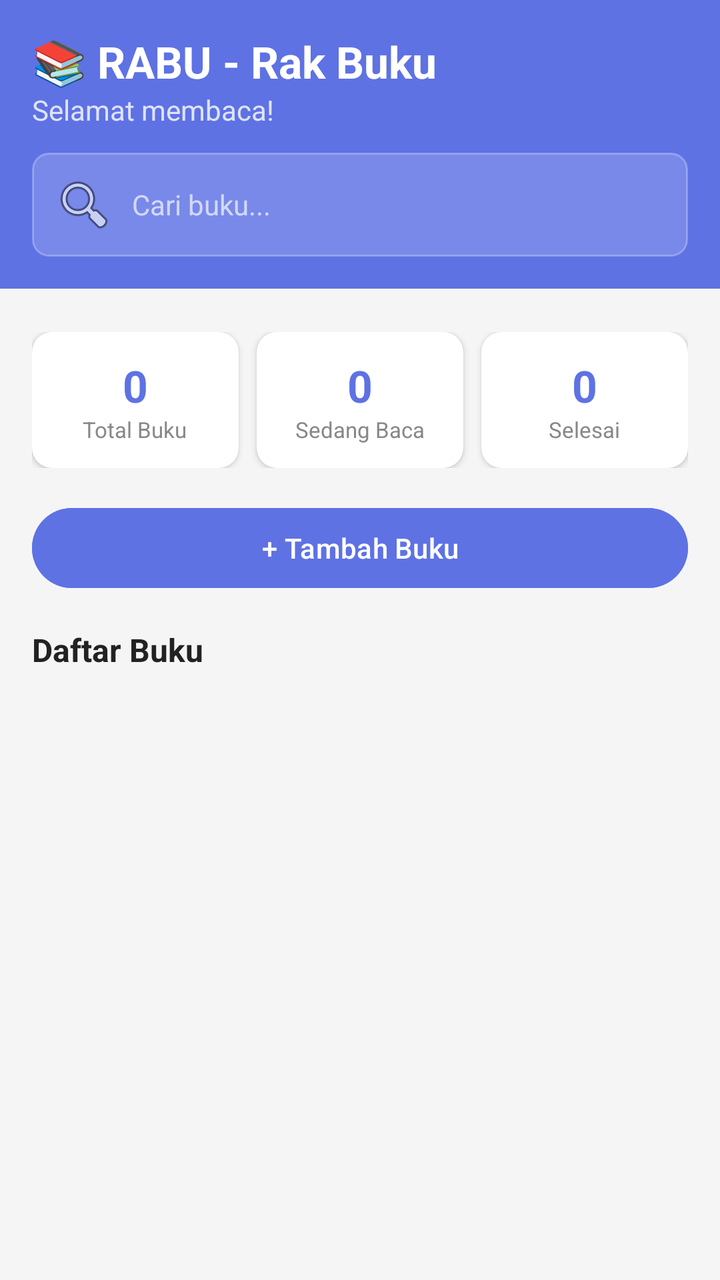
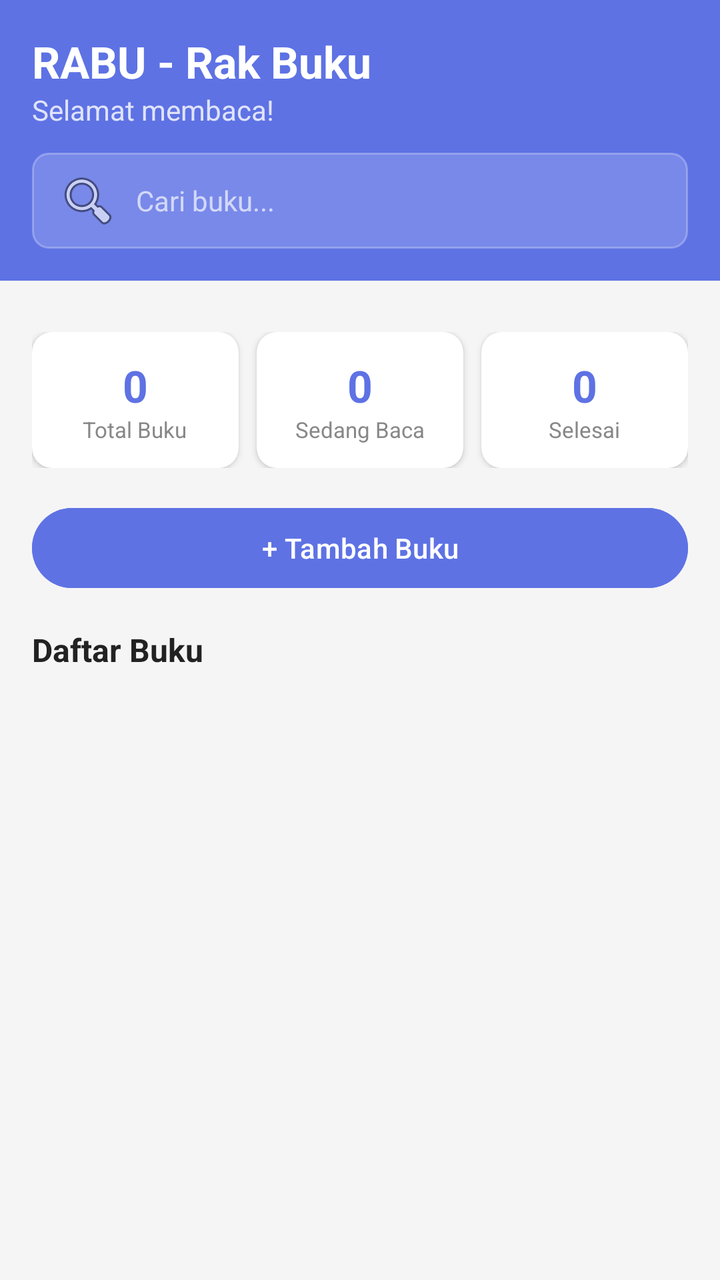

The first picture is an Android layout as it rendered before a commit; the second is the same layout after the commit. The layout source and the unified diff follow.
<!-- AndroidManifest.xml: application theme Theme.RABU -->
<!-- res/layout/activity_main.xml -->
<?xml version="1.0" encoding="utf-8"?>
<androidx.coordinatorlayout.widget.CoordinatorLayout
    xmlns:android="http://schemas.android.com/apk/res/android"
    xmlns:app="http://schemas.android.com/apk/res-auto"
    android:layout_width="match_parent"
    android:layout_height="match_parent"
    android:background="#F5F5F5">

    
    <LinearLayout
        android:id="@+id/topBar"
        android:layout_width="match_parent"
        android:layout_height="wrap_content"
        android:background="#5E72E4"
        android:orientation="vertical"
        android:padding="16dp">

        <TextView
            android:layout_width="wrap_content"
            android:layout_height="wrap_content"
            android:text="📚 RABU - Rak Buku"
            android:textColor="#FFFFFF"
            android:textSize="22sp"
            android:textStyle="bold" />

        <TextView
            android:id="@+id/txtGreeting"
            android:layout_width="wrap_content"
            android:layout_height="wrap_content"
            android:text="Selamat membaca!"
            android:textColor="#CCFFFFFF"
            android:textSize="14sp" />

        
        <EditText
            android:id="@+id/etSearch"
            android:layout_width="match_parent"
            android:layout_height="wrap_content"
            android:layout_marginTop="12dp"
            android:background="@drawable/bg_search"
            android:drawableStart="@android:drawable/ic_menu_search"
            android:drawablePadding="8dp"
            android:hint="Cari buku..."
            android:padding="10dp"
            android:textColor="#FFFFFF"
            android:textColorHint="#AAFFFFFF"
            android:textSize="14sp" />
    </LinearLayout>

    
    <androidx.core.widget.NestedScrollView
        android:layout_width="match_parent"
        android:layout_height="match_parent"
        android:layout_marginTop="150dp">

        <LinearLayout
            android:layout_width="match_parent"
            android:layout_height="wrap_content"
            android:orientation="vertical">

            
            <LinearLayout
                android:layout_width="match_parent"
                android:layout_height="wrap_content"
                android:layout_marginHorizontal="16dp"
                android:layout_marginTop="16dp"
                android:orientation="horizontal">

                <androidx.cardview.widget.CardView
                    android:layout_width="0dp"
                    android:layout_height="wrap_content"
                    android:layout_marginEnd="6dp"
                    android:layout_weight="1"
                    app:cardCornerRadius="10dp"
                    app:cardElevation="2dp">
                    <LinearLayout android:layout_width="match_parent" android:layout_height="wrap_content" android:orientation="vertical" android:padding="12dp" android:gravity="center">
                        <TextView android:id="@+id/tvTotalBuku" android:layout_width="wrap_content" android:layout_height="wrap_content" android:text="0" android:textSize="22sp" android:textStyle="bold" android:textColor="#5E72E4" />
                        <TextView android:layout_width="wrap_content" android:layout_height="wrap_content" android:text="Total Buku" android:textSize="11sp" android:textColor="#888888" />
                    </LinearLayout>
                </androidx.cardview.widget.CardView>

                <androidx.cardview.widget.CardView
                    android:layout_width="0dp"
                    android:layout_height="wrap_content"
                    android:layout_marginHorizontal="3dp"
                    android:layout_weight="1"
                    app:cardCornerRadius="10dp"
                    app:cardElevation="2dp">
                    <LinearLayout android:layout_width="match_parent" android:layout_height="wrap_content" android:orientation="vertical" android:padding="12dp" android:gravity="center">
                        <TextView android:id="@+id/tvSedangBaca" android:layout_width="wrap_content" android:layout_height="wrap_content" android:text="0" android:textSize="22sp" android:textStyle="bold" android:textColor="#5E72E4" />
                        <TextView android:layout_width="wrap_content" android:layout_height="wrap_content" android:text="Sedang Baca" android:textSize="11sp" android:textColor="#888888" />
                    </LinearLayout>
                </androidx.cardview.widget.CardView>

                <androidx.cardview.widget.CardView
                    android:layout_width="0dp"
                    android:layout_height="wrap_content"
                    android:layout_marginStart="6dp"
                    android:layout_weight="1"
                    app:cardCornerRadius="10dp"
                    app:cardElevation="2dp">
                    <LinearLayout android:layout_width="match_parent" android:layout_height="wrap_content" android:orientation="vertical" android:padding="12dp" android:gravity="center">
                        <TextView android:id="@+id/tvSelesai" android:layout_width="wrap_content" android:layout_height="wrap_content" android:text="0" android:textSize="22sp" android:textStyle="bold" android:textColor="#5E72E4" />
                        <TextView android:layout_width="wrap_content" android:layout_height="wrap_content" android:text="Selesai" android:textSize="11sp" android:textColor="#888888" />
                    </LinearLayout>
                </androidx.cardview.widget.CardView>
            </LinearLayout>

            
            <Button
                android:id="@+id/btnTambah"
                android:layout_width="match_parent"
                android:layout_height="wrap_content"
                android:layout_marginHorizontal="16dp"
                android:layout_marginTop="16dp"
                android:backgroundTint="#5E72E4"
                android:text="+ Tambah Buku"
                android:textColor="@android:color/white" />

            
            <TextView
                android:layout_width="wrap_content"
                android:layout_height="wrap_content"
                android:layout_marginHorizontal="16dp"
                android:layout_marginTop="16dp"
                android:layout_marginBottom="8dp"
                android:text="Daftar Buku"
                android:textColor="#222222"
                android:textSize="16sp"
                android:textStyle="bold" />

            
            <androidx.recyclerview.widget.RecyclerView
                android:id="@+id/recyclerBuku"
                android:layout_width="match_parent"
                android:layout_height="wrap_content"
                android:nestedScrollingEnabled="false"
                android:padding="16dp"
                android:paddingTop="0dp"
                android:clipToPadding="false" />

        </LinearLayout>
    </androidx.core.widget.NestedScrollView>

</androidx.coordinatorlayout.widget.CoordinatorLayout>
<!-- resources referenced by this layout -->
<resources>
  <!-- drawable bg_search (drawable) -->
  <?xml version="1.0" encoding="utf-8"?>
  <shape xmlns:android="http://schemas.android.com/apk/res/android"
      android:shape="rectangle">
      <solid android:color="#2AFFFFFF" />
      <corners android:radius="8dp" />
      <stroke android:width="1dp" android:color="#44FFFFFF" />
  </shape>
  <style name="Theme.RABU" parent="Base.Theme.RABU" />
  <style name="Base.Theme.RABU" parent="Theme.Material3.DayNight.NoActionBar">
          
          
      </style>
</resources>

<!-- the commit's change to res/layout/activity_main.xml (unified diff, before → after) -->
@@ -18,7 +18,7 @@
         <TextView
             android:layout_width="wrap_content"
             android:layout_height="wrap_content"
-            android:text="📚 RABU - Rak Buku"
+            android:text="RABU - Rak Buku"
             android:textColor="#FFFFFF"
             android:textSize="22sp"
             android:textStyle="bold" />
@@ -32,19 +32,26 @@
             android:textSize="14sp" />
 
         
-        <EditText
-            android:id="@+id/etSearch"
-            android:layout_width="match_parent"
-            android:layout_height="wrap_content"
-            android:layout_marginTop="12dp"
-            android:background="@drawable/bg_search"
-            android:drawableStart="@android:drawable/ic_menu_search"
-            android:drawablePadding="8dp"
-            android:hint="Cari buku..."
-            android:padding="10dp"
-            android:textColor="#FFFFFF"
-            android:textColorHint="#AAFFFFFF"
-            android:textSize="14sp" />
+    <EditText
+        android:id="@+id/etSearch"
+        android:layout_width="match_parent"
+        android:layout_height="48dp"
+        android:layout_marginTop="12dp"
+        android:background="@drawable/bg_search"
+        android:drawableStart="@android:drawable/ic_menu_search"
+        android:drawablePadding="8dp"
+        android:hint="Cari buku..."
+        android:paddingHorizontal="12dp"
+        android:textColor="#FFFFFF"
+        android:textColorHint="#AAFFFFFF"
+        android:textSize="14sp"
+
+        android:maxLines="1"
+        android:singleLine="true"
+        android:ellipsize="end"
+        android:scrollHorizontally="true"
+        android:gravity="center_vertical"/>
+
     </LinearLayout>
 
     
